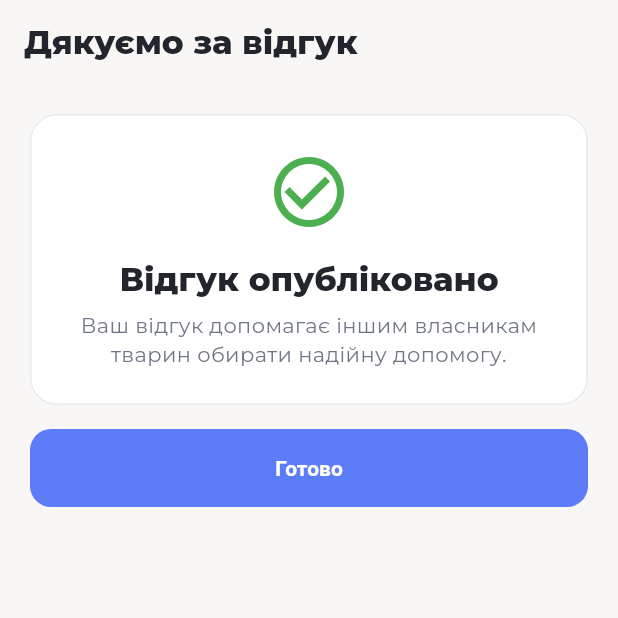
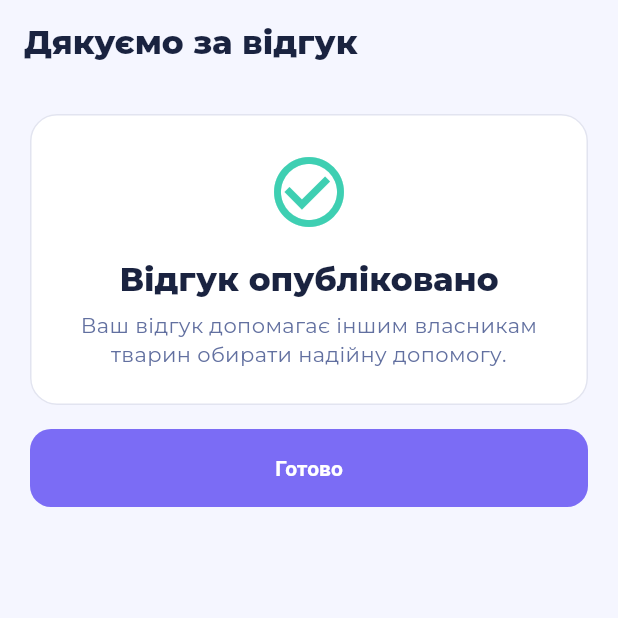
Before and after one commit to slikrapstelimrec123/Veterinary-apps, a Flutter app: the ReviewSuccessScreen screen opened directly, on a phone screen of 412 x 824 dp, the top half of it. Run offline on Flutter 3.47's test engine with Material 3 defaults, Android fonts, the phone set to English and light mode, and no system bars; our stand-ins replace google_fonts, qr_flutter, supabase_flutter; accounts and stored records are empty.

Commit message:
Update color palette to match Lappo logo gradient (cyan-to-purple, navy text)

```diff
--- a/apps/mobile/lib/core/theme/app_theme.dart
+++ b/apps/mobile/lib/core/theme/app_theme.dart
@@ -2,16 +2,18 @@ import 'package:flutter/material.dart';
 import 'package:google_fonts/google_fonts.dart';
 
 class AppTheme {
-  static const Color primary = Color(0xFF5C7CFA);
-  static const Color success = Color(0xFF4CAF50);
+  // Lappo brand palette — derived from logo gradient (cyan #52E5C0 → purple #9B87F5)
+  static const Color primary = Color(0xFF7B6CF5);      // purple from logo
+  static const Color accent = Color(0xFF52E5C0);       // cyan/mint from logo
+  static const Color success = Color(0xFF3ECFB2);      // mint-teal
   static const Color warning = Color(0xFFF4B740);
   static const Color danger = Color(0xFFE35D6A);
-  static const Color background = Color(0xFFF8F7F5);
+  static const Color background = Color(0xFFF5F6FF);   // very light blue-lavender
   static const Color surface = Color(0xFFFFFFFF);
-  static const Color surfaceSoft = Color(0xFFFDFCFB);
-  static const Color textMain = Color(0xFF22252B);
-  static const Color textSecondary = Color(0xFF707784);
-  static const Color border = Color(0xFFE8EAEE);
+  static const Color surfaceSoft = Color(0xFFFAFAFF);
+  static const Color textMain = Color(0xFF1A2340);     // dark navy from logo bg
+  static const Color textSecondary = Color(0xFF6270A0); // blue-grey
+  static const Color border = Color(0xFFE2E4F0);       // soft blue-grey border
 
   static ThemeData get light {
     final base = GoogleFonts.montserrat();
@@ -21,6 +23,7 @@ class AppTheme {
       colorScheme: ColorScheme.fromSeed(
         seedColor: primary,
         primary: primary,
+        secondary: accent,
         surface: surface,
         background: background,
         error: danger,
```
